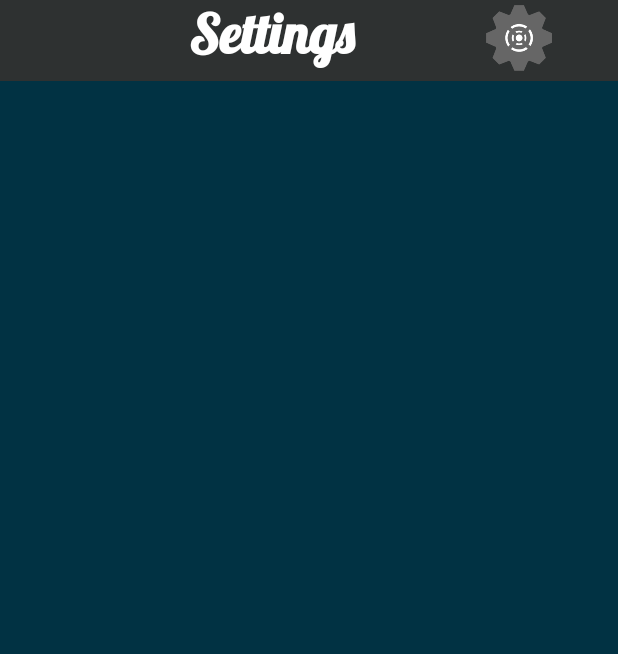
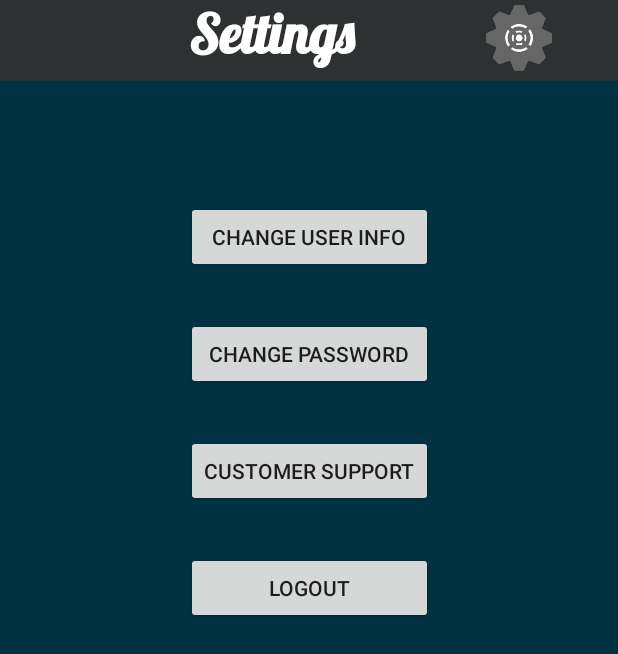
Before and after one commit to Soulrecycler/ParkYardApp, an Android app: the SettingsActivity screen opened directly, with no data from a screen before it, on a phone screen of 412 x 824 dp. Shown: the top 654 px of the screen. Run offline under Robolectric (Android 15) with nearby library versions, the phone set to English and light mode, and no system bars; our stand-ins replace Firebase (no records; nobody signed in at launch, a user with empty details on screens opened directly); Roboto replaces fonts that are not available here.

Commit message:
Created Settings and Profile Activities Minor changes in other Activities

```diff
--- a/app/src/main/java/com/application/parkyardapp/MainActivity.java
+++ b/app/src/main/java/com/application/parkyardapp/MainActivity.java
@@ -65,7 +65,7 @@ public class MainActivity extends AppCompatActivity {
     //Close app if back button pressed
     @Override
     public void onBackPressed() {
-
+        finish();
         System.exit(0);
     }
 
--- a/app/src/main/java/com/application/parkyardapp/SettingsActivity.java
+++ b/app/src/main/java/com/application/parkyardapp/SettingsActivity.java
@@ -1,19 +1,39 @@
 package com.application.parkyardapp;
 
 
+import android.content.Intent;
 import android.support.v7.app.AppCompatActivity;
 import android.os.Bundle;
+import android.view.View;
+import android.widget.Button;
 
+import com.google.firebase.auth.FirebaseAuth;
 
 
 public class SettingsActivity extends AppCompatActivity {
 
+
+    Button changeProfileBtn,changePassBtn,supportBtn,logoutBtn;
+    FirebaseAuth firebaseAuth;
 
     @Override
     protected void onCreate(Bundle savedInstanceState) {
         super.onCreate(savedInstanceState);
         setContentView(R.layout.activity_settings);
 
+        logoutBtn = findViewById(R.id.logoutBtn);
+
+        firebaseAuth = FirebaseAuth.getInstance();
+
+
+        logoutBtn.setOnClickListener(new View.OnClickListener() {
+            @Override
+            public void onClick(View v) {
+                firebaseAuth.signOut();
+                finish();
+                startActivity(new Intent(SettingsActivity.this,MainActivity.class));
+            }
+        });
 
     }
 }
--- a/app/src/main/res/layout/activity_main.xml
+++ b/app/src/main/res/layout/activity_main.xml
@@ -18,6 +18,7 @@
         android:background="@drawable/btn"
         android:text="Login"
         android:textAllCaps="false"
+        android:elevation="4dp"
         android:textColor="#F44336" />
 
     <Button
@@ -28,7 +29,7 @@
         android:layout_centerHorizontal="true"
         android:layout_marginBottom="180dp"
         android:background="@drawable/btn"
-
+        android:elevation="4dp"
         android:text="Create New Account"
         android:textAllCaps="false"
         android:textColor="#F44336" />
--- a/app/src/main/res/layout/activity_settings.xml
+++ b/app/src/main/res/layout/activity_settings.xml
@@ -34,5 +34,52 @@
         app:layout_constraintTop_toTopOf="parent"
         app:srcCompat="@drawable/settings_logo" />
 
+    <LinearLayout
+        android:id="@+id/settingsMenuContainer"
+        android:layout_width="wrap_content"
+        android:layout_height="wrap_content"
+        android:layout_marginTop="80dp"
+        android:orientation="vertical"
+        app:layout_constraintEnd_toEndOf="parent"
+        app:layout_constraintStart_toStartOf="parent"
+        android:gravity="center_horizontal"
+        app:layout_constraintTop_toBottomOf="@+id/homeHeader">
+
+        <Button
+            android:id="@+id/changeProfileBtn"
+            android:layout_width="match_parent"
+            android:layout_height="wrap_content"
+            android:elevation="4dp"
+            android:text="CHANGE USER INFO" />
+
+        <Button
+            android:id="@+id/changePassBtn"
+            android:layout_width="match_parent"
+            android:layout_height="wrap_content"
+            android:layout_marginTop="30dp"
+            android:elevation="4dp"
+            android:text="CHANGE PASSWORD"
+            />
+
+        <Button
+            android:id="@+id/supportBtn"
+            android:layout_width="match_parent"
+            android:layout_height="wrap_content"
+            android:layout_marginTop="30dp"
+            android:elevation="4dp"
+            android:text="CUSTOMER SUPPORT"
+            />
+
+        <Button
+            android:id="@+id/logoutBtn"
+            android:layout_width="match_parent"
+            android:layout_height="wrap_content"
+            android:layout_marginTop="30dp"
+            android:elevation="4dp"
+            android:text="LOGOUT"
+            />
+
+    </LinearLayout>
+
 
 </android.support.constraint.ConstraintLayout>
```
Also changed, not shown: app/src/main/AndroidManifest.xml (+6 -5 lines), app/src/main/java/com/application/parkyardapp/HomeActivity.java (+7 -0 lines), app/src/main/java/com/application/parkyardapp/Profile.java (added, +13 -0 lines), app/src/main/res/layout/activity_profile.xml (added, +9 -0 lines).
